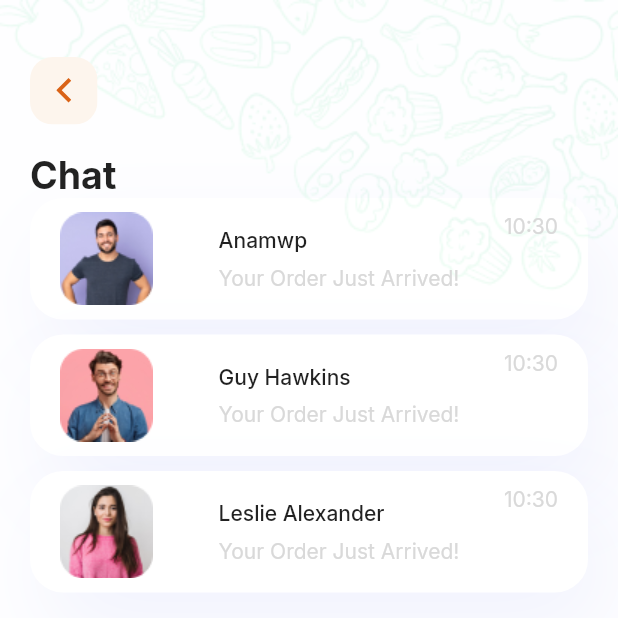
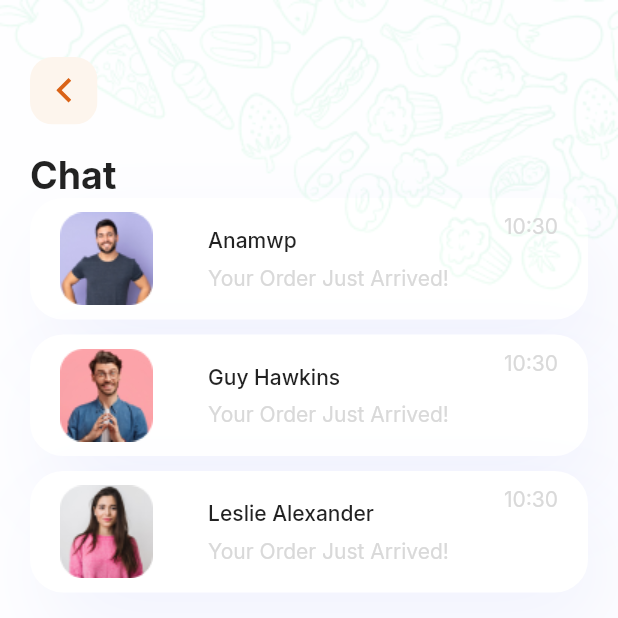
Before and after one commit to EdsonMello-code/foodNinja, a Flutter app: the ChatPage screen opened directly, on a phone screen of 412 x 824 dp, the top half of it. Run offline on Flutter 3.47's test engine with Material 2 defaults, Android fonts, the light colour scheme and no system bars; our stand-ins replace flutter_svg, geolocator, get_it, google_fonts, hive, image_picker and 1 more; accounts and stored records are empty; project files that could hold a hidden picture were left out.

Commit message:
refactor: Remove incorrect padding

```diff
--- a/lib/app/modules/chat/pages/widgets/chat_card_widget.dart
+++ b/lib/app/modules/chat/pages/widgets/chat_card_widget.dart
@@ -51,9 +51,7 @@ class ChatCardWidget extends StatelessWidget with FormatInTwoDigitMixin {
             crossAxisAlignment: CrossAxisAlignment.start,
             children: [
               Center(child: Image.asset(chatModel.imageUrl)),
-              Padding(
-                padding: const EdgeInsets.only(left: 14.0),
-                child: Column(
+              Column(
                 crossAxisAlignment: CrossAxisAlignment.start,
                 mainAxisAlignment: MainAxisAlignment.center,
                 children: [
@@ -76,7 +74,6 @@ class ChatCardWidget extends StatelessWidget with FormatInTwoDigitMixin {
                   ),
                 ],
               ),
-              ),
               Padding(
                 padding: const EdgeInsets.only(top: 10.0),
                 child: TextWidget.inter(
```
Lines whose indentation alone changed are shown as unchanged.
